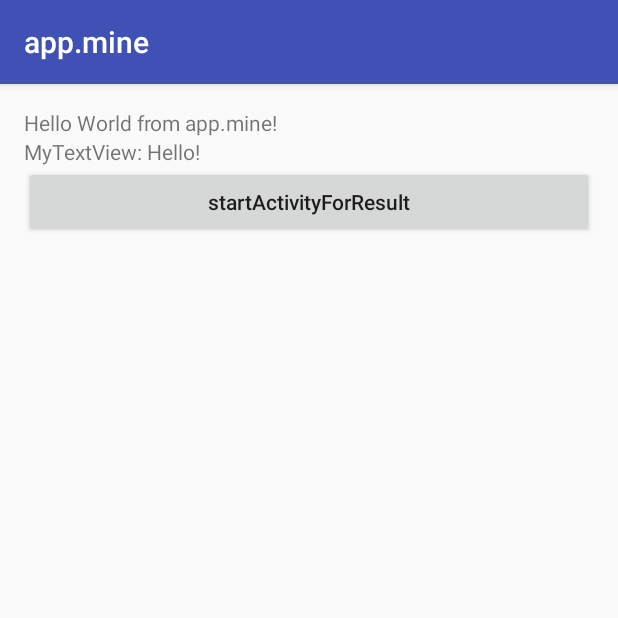
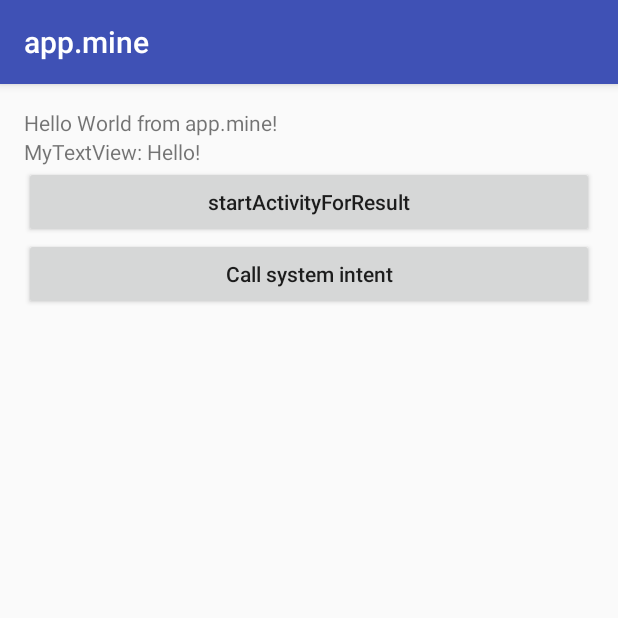
Before and after one commit to wequick/Small, an Android app: the fragment MainFragment shown on its own in the app's theme, on a phone screen of 412 x 824 dp, the top half of it. Run offline under Robolectric (Android 15) with nearby library versions, the phone set to English and light mode, and no system bars.

Commit message:
Add call system intent sample

```diff
--- a/Android/Sample/app.mine/src/main/java/net/wequick/example/small/app/mine/MainFragment.java
+++ b/Android/Sample/app.mine/src/main/java/net/wequick/example/small/app/mine/MainFragment.java
@@ -10,12 +10,15 @@ import android.view.ViewGroup;
 import android.widget.Button;
 import android.widget.TextView;
 
+import net.wequick.example.small.lib.utils.UIUtils;
+
 /**
  * Created by galen on 15/11/12.
  */
 public class MainFragment extends Fragment {
 
-    private static final int REQUEST_CODE_TEST = 1000;
+    private static final int REQUEST_CODE_COLOR = 1000;
+    private static final int REQUEST_CODE_CONTACTS = 1001;
 
     @Override
     public View onCreateView(LayoutInflater inflater, ViewGroup container, Bundle savedInstanceState) {
@@ -28,7 +31,17 @@ public class MainFragment extends Fragment {
             @Override
             public void onClick(View v) {
                 Intent intent = new Intent(MainFragment.this.getContext(), PickerActivity.class);
-                startActivityForResult(intent, REQUEST_CODE_TEST);
+                startActivityForResult(intent, REQUEST_CODE_COLOR);
+            }
+        });
+
+        button = (Button) rootView.findViewById(R.id.call_system_button);
+        button.setOnClickListener(new View.OnClickListener() {
+            @Override
+            public void onClick(View v) {
+                Intent intent = new Intent(Intent.ACTION_PICK,
+                        android.provider.ContactsContract.Contacts.CONTENT_URI);
+                startActivityForResult(intent, REQUEST_CODE_CONTACTS);
             }
         });
 
@@ -38,10 +51,16 @@ public class MainFragment extends Fragment {
     @Override
     public void onActivityResult(int requestCode, int resultCode, Intent data) {
         super.onActivityResult(requestCode, resultCode, data);
-        if (requestCode != REQUEST_CODE_TEST) return;
         if (resultCode != Activity.RESULT_OK) return;
 
-        Button button = (Button) getView().findViewById(R.id.inter_start_button);
-        button.setText(getText(R.string.inter_start) + ": " + data.getStringExtra("color"));
+        switch (requestCode) {
+            case REQUEST_CODE_COLOR:
+                Button button = (Button) getView().findViewById(R.id.inter_start_button);
+                button.setText(getText(R.string.inter_start) + ": " + data.getStringExtra("color"));
+                break;
+            case REQUEST_CODE_CONTACTS:
+                UIUtils.showToast(getContext(), "contact: " + data);
+                break;
+        }
     }
 }
--- a/Android/Sample/app.mine/src/main/res/layout/fragment_main.xml
+++ b/Android/Sample/app.mine/src/main/res/layout/fragment_main.xml
@@ -26,4 +26,12 @@
         android:layout_below="@id/my_label"
         android:textAllCaps="false" />
 
+    <Button
+        android:layout_width="match_parent"
+        android:layout_height="wrap_content"
+        android:id="@+id/call_system_button"
+        android:text="@string/call_system"
+        android:layout_below="@id/inter_start_button"
+        android:textAllCaps="false" />
+
 </RelativeLayout>
--- a/Android/Sample/app.mine/src/main/res/values/strings.xml
+++ b/Android/Sample/app.mine/src/main/res/values/strings.xml
@@ -3,4 +3,5 @@
     <string name="hello">Hello World from app.mine!</string>
     <string name="inter_start">startActivityForResult</string>
     <string name="pick">Pick</string>
+    <string name="call_system">Call system intent</string>
 </resources>
```
